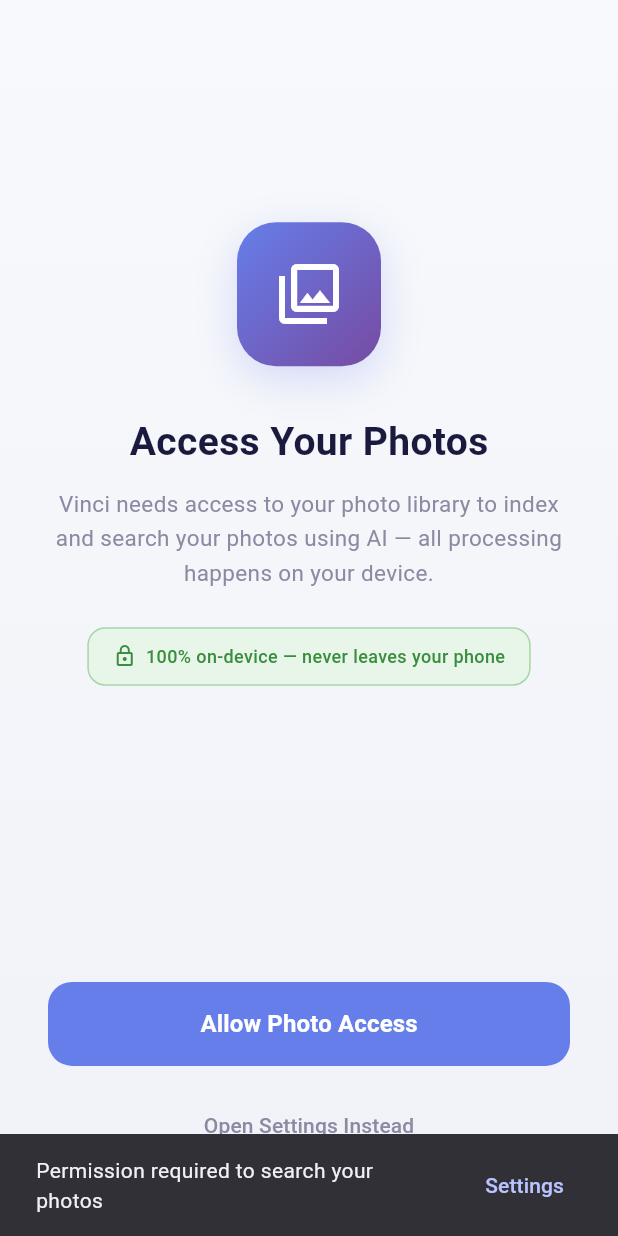
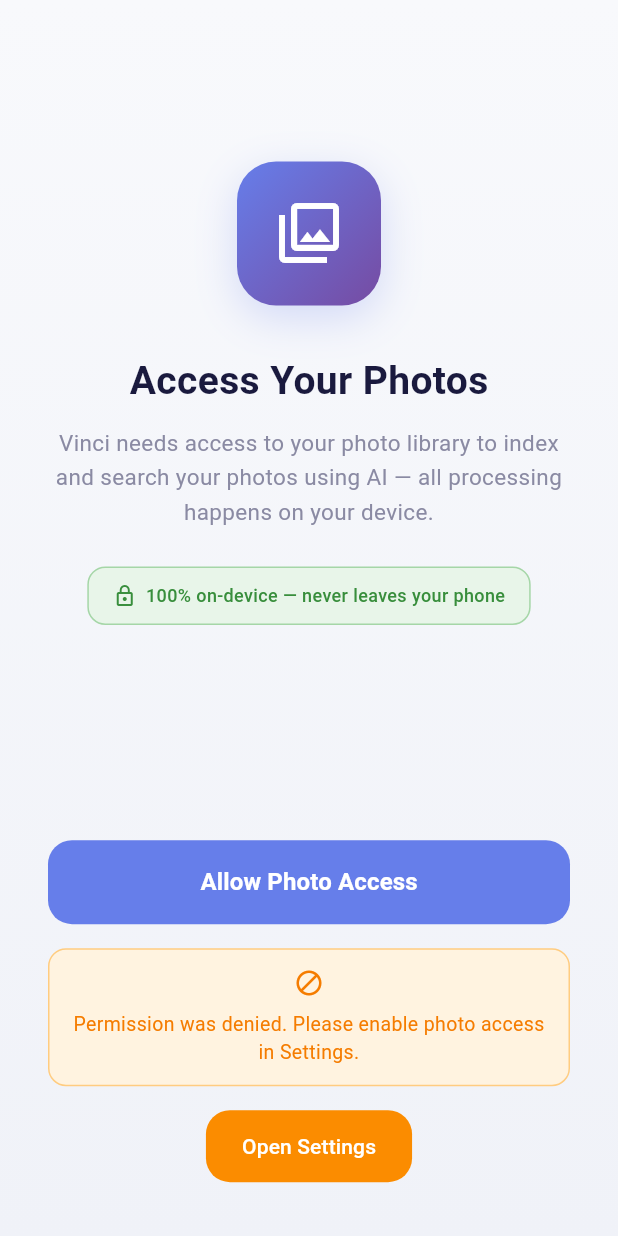
Before and after one commit to Ollie-Moltman/vinci, a Flutter app: the PermissionsScreen screen opened directly with empty values, after a tap on "Allow Photo Access", on a phone screen of 412 x 824 dp. Run offline on Flutter 3.47's test engine with Material 3 defaults, Android fonts, the phone set to English and light mode, and no system bars; our stand-ins replace flutter_riverpod, permission_handler, share_plus, shared_preferences; missing offline and left inert: photo_manager, tflite_flutter; accounts and stored records are empty; network calls fail.

```diff
--- a/lib/ui/screens/permissions_screen.dart
+++ b/lib/ui/screens/permissions_screen.dart
@@ -2,6 +2,8 @@
 import 'package:photo_manager/photo_manager.dart';
 import 'package:permission_handler/permission_handler.dart';
 import '../theme/vinci_theme.dart';
+
+enum _PermissionStatus { checking, requesting, denied, permanentlyDenied }
 
 class PermissionsScreen extends StatefulWidget {
   final VoidCallback onGranted;
@@ -13,37 +15,71 @@
 }
 
 class _PermissionsScreenState extends State<PermissionsScreen> {
-  bool _requesting = false;
+  _PermissionStatus _status = _PermissionStatus.checking;
+
+  @override
+  void initState() {
+    super.initState();
+    _checkPermission();
+  }
+
+  Future<void> _checkPermission() async {
+    final result = await PhotoManager.requestPermissionExtend(
+      requestOption: const PermissionRequestOption(
+        iosAccessLevel: IosAccessLevel.readWrite,
+      ),
+    );
+
+    if (!mounted) return;
+
+    if (result.isAuth) {
+      widget.onGranted();
+    } else if (result == PermissionState.denied) {
+      setState(() => _status = _PermissionStatus.requesting);
+    } else {
+      setState(() => _status = _PermissionStatus.permanentlyDenied);
+    }
+  }
 
   Future<void> _requestPermission() async {
-    setState(() => _requesting = true);
+    setState(() => _status = _PermissionStatus.requesting);
     try {
       final result = await PhotoManager.requestPermissionExtend();
       if (!mounted) return;
       if (result.isAuth) {
         widget.onGranted();
+      } else if (result == PermissionState.denied) {
+        setState(() => _status = _PermissionStatus.denied);
       } else {
-        _showDeniedSnackBar();
+        setState(() => _status = _PermissionStatus.permanentlyDenied);
       }
     } finally {
-      if (mounted) setState(() => _requesting = false);
+      if (mounted && _status != _PermissionStatus.denied &&
+          _status != _PermissionStatus.permanentlyDenied) {
+        setState(() => _status = _PermissionStatus.requesting);
+      }
     }
   }
 
-  void _showDeniedSnackBar() {
-    ScaffoldMessenger.of(context).showSnackBar(
-      SnackBar(
-        content: const Text('Permission required to search your photos'),
-        action: SnackBarAction(
-          label: 'Settings',
-          onPressed: () => openAppSettings(),
+  @override
+  Widget build(BuildContext context) {
+    if (_status == _PermissionStatus.checking) {
+      return Scaffold(
+        body: Container(
+          decoration: const BoxDecoration(
+            gradient: LinearGradient(
+              begin: Alignment.topCenter,
+              end: Alignment.bottomCenter,
+              colors: [VinciTheme.backgroundMain, VinciTheme.backgroundLight],
+            ),
+          ),
+          child: const Center(
+            child: CircularProgressIndicator(),
           ),
         ),
       );
     }
 
-  @override
-  Widget build(BuildContext context) {
     return Scaffold(
       body: Container(
         decoration: const BoxDecoration(
@@ -133,7 +169,9 @@
                   width: double.infinity,
                   height: 56,
                   child: ElevatedButton(
-                    onPressed: _requesting ? null : _requestPermission,
+                    onPressed: _status == _PermissionStatus.requesting
+                        ? null
+                        : _requestPermission,
                     style: ElevatedButton.styleFrom(
                       backgroundColor: VinciTheme.primary,
                       foregroundColor: Colors.white,
@@ -142,7 +180,7 @@
                       ),
                       elevation: 0,
                     ),
-                    child: _requesting
+                    child: _status == _PermissionStatus.requesting
                         ? const SizedBox(
                             width: 22,
                             height: 22,
@@ -160,6 +198,7 @@
                           ),
                   ),
                 ),
+                if (_status == _PermissionStatus.denied) ...[
                   const SizedBox(height: 16),
                   TextButton(
                     onPressed: () => openAppSettings(),
@@ -171,6 +210,45 @@
                       ),
                     ),
                   ),
+                ],
+                if (_status == _PermissionStatus.permanentlyDenied) ...[
+                  const SizedBox(height: 16),
+                  Container(
+                    padding: const EdgeInsets.all(12),
+                    decoration: BoxDecoration(
+                      color: Colors.orange.shade50,
+                      borderRadius: BorderRadius.circular(12),
+                      border: Border.all(color: Colors.orange.shade200),
+                    ),
+                    child: Column(
+                      children: [
+                        Icon(Icons.block,
+                            size: 20, color: Colors.orange.shade700),
+                        const SizedBox(height: 8),
+                        Text(
+                          'Permission was denied. Please enable photo access in Settings.',
+                          textAlign: TextAlign.center,
+                          style: TextStyle(
+                            fontSize: 13,
+                            color: Colors.orange.shade700,
+                          ),
+                        ),
+                      ],
+                    ),
+                  ),
+                  const SizedBox(height: 16),
+                  ElevatedButton(
+                    onPressed: () => openAppSettings(),
+                    style: ElevatedButton.styleFrom(
+                      backgroundColor: Colors.orange.shade600,
+                      foregroundColor: Colors.white,
+                      shape: RoundedRectangleBorder(
+                        borderRadius: BorderRadius.circular(16),
+                      ),
+                    ),
+                    child: const Text('Open Settings'),
+                  ),
+                ],
                 const Spacer(flex: 1),
               ],
             ),
```
Also changed, not shown: 12 other files. Lines whose indentation alone changed are shown as unchanged.
